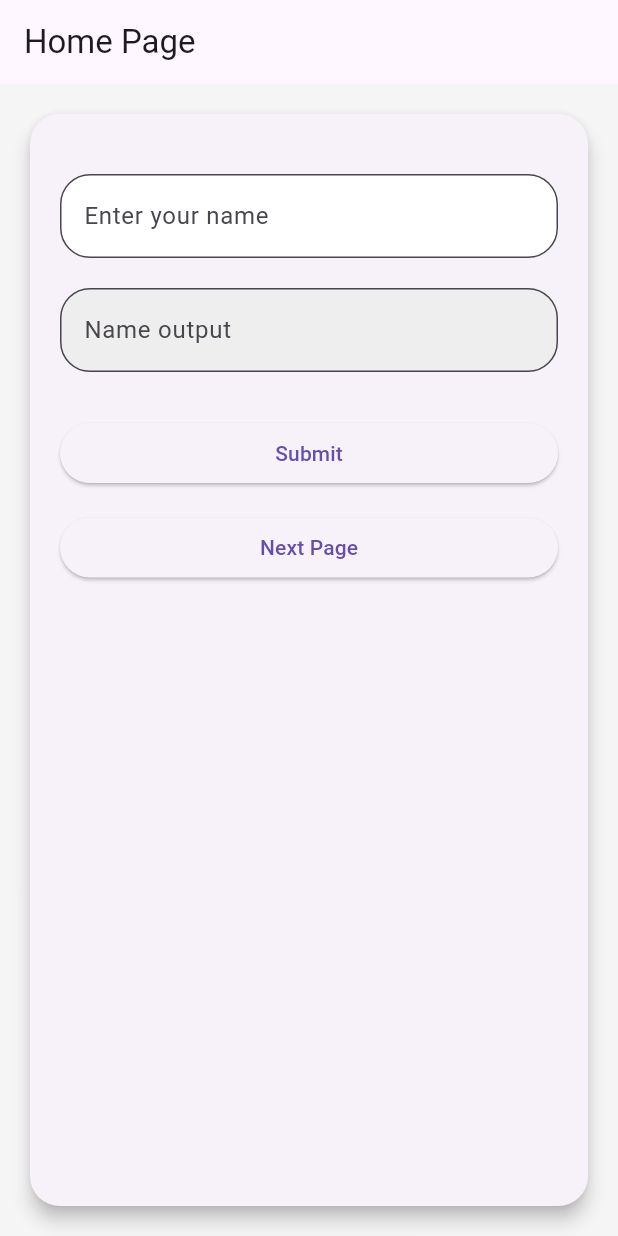
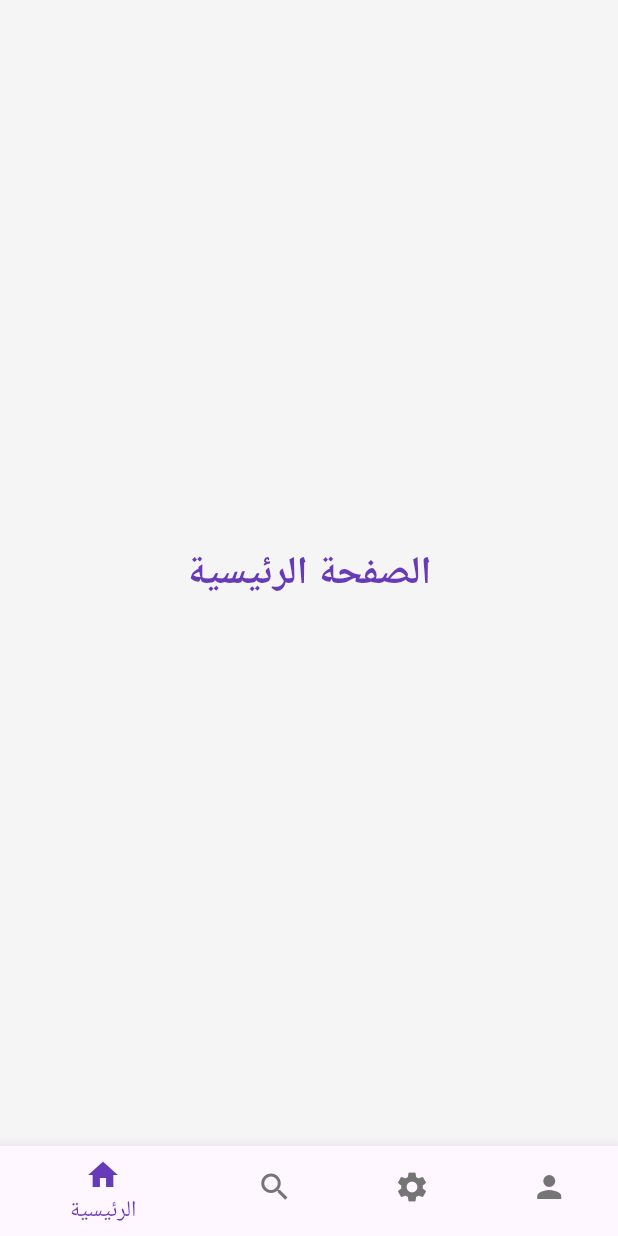
Before and after one commit to NesmaBinshehab/secondTask-flutter-, a Flutter app: the screen it shows after launch, on a phone screen of 412 x 824 dp. Run offline on Flutter 3.47's test engine with Material 3 defaults, Android fonts, the phone set to English and light mode, and no system bars.

Commit message:
third task

```diff
--- /dev/null
+++ b/lib/homepage.dart
@@ -0,0 +1,19 @@
+import 'package:flutter/material.dart';
+
+class HomePage extends StatelessWidget {
+  const HomePage({super.key});
+
+  @override
+  Widget build(BuildContext context) {
+    return Center(
+      child: Text(
+        "الصفحة الرئيسية",
+        style: TextStyle(
+          fontSize: 26,
+          fontWeight: FontWeight.bold,
+          color: Colors.deepPurple,
+        ),
+      ),
+    );
+  }
+}
--- a/lib/main.dart
+++ b/lib/main.dart
@@ -1,6 +1,10 @@
+
 import 'package:flutter/material.dart';
-import 'package:second_task/secondpage.dart';
+import 'package:second_task/searchpage.dart';
+import 'package:second_task/settingspage.dart';
 
+import 'accountpage.dart';
+import 'homepage.dart';
 
 void main() {
 runApp(const MyApp());
@@ -13,101 +17,64 @@ const MyApp({super.key});
 Widget build(BuildContext context) {
 return MaterialApp(
 debugShowCheckedModeBanner: false,
-title: 'Flutter Demo',
-home: Homepage(),
+home: const MainPage(),
 );
 }
 }
 
-class Homepage extends StatefulWidget {
-const Homepage({super.key});
+class MainPage extends StatefulWidget {
+const MainPage({super.key});
 
 @override
-State<Homepage> createState() => _HomepageState();
+State<MainPage> createState() => _MainPageState();
 }
 
-class _HomepageState extends State<Homepage> {
-TextEditingController _controller1 = TextEditingController();
-TextEditingController _controller2 = TextEditingController();
+class _MainPageState extends State<MainPage> {
+int currentIndex = 0;
 
-void _login() {
-setState(() {
-_controller2.text = _controller1.text;
-});
-}
-
-void _Nav2() {
-Navigator.push(
-context,
-MaterialPageRoute(
-builder: (context) => Secandpage(
-name: _controller1.text,
-)));
-}
-
+final List<Widget> screens = const [
+HomePage(),
+SearchPage(),
+SettingsPage(),
+account(),
+];
 @override
 Widget build(BuildContext context) {
 return Scaffold(
 backgroundColor: Colors.grey.shade100,
-appBar: AppBar(title: const Text('Home Page')),
-body: Padding(
-padding: const EdgeInsets.all(16.0),
-child: Card(
-elevation: 5,
-shape:
-RoundedRectangleBorder(borderRadius: BorderRadius.circular(20)),
-child: Padding(
-padding: const EdgeInsets.all(20.0),
-child: Column(
-children: [
-const SizedBox(height: 20),
+body: screens[currentIndex],
 
-/// TextField 1
-TextField(
-controller: _controller1,
-decoration: InputDecoration(
-labelText: 'Enter your name',
-hintText: 'Nesma',
-filled: true,
-fillColor: Colors.white,
-border: OutlineInputBorder(
-borderRadius: BorderRadius.circular(20)),
+bottomNavigationBar: BottomNavigationBar(
+currentIndex: currentIndex,
+onTap: (index) {
+setState(() {
+currentIndex = index;
+});
+},
+
+selectedItemColor: Colors.deepPurple,
+unselectedItemColor: Colors.grey.shade600,
+selectedFontSize: 15,
+unselectedFontSize: 13,
+
+items: const [
+BottomNavigationBarItem(
+icon: Icon(Icons.home),
+label: "الرئيسية",
 ),
+BottomNavigationBarItem(
+icon: Icon(Icons.search),
+label: "بحث",
 ),
-
-const SizedBox(height: 20),
-
-/// TextField 2 (readOnly)
-TextField(
-controller: _controller2,
-readOnly: true,
-decoration: InputDecoration(
-labelText: 'Name output',
-filled: true,
-fillColor: Colors.grey.shade200,
-border: OutlineInputBorder(
-borderRadius: BorderRadius.circular(20)),
+BottomNavigationBarItem(
+icon: Icon(Icons.settings),
+label: "الإعدادات",
 ),
-),
-
-const SizedBox(height: 30),
-
-/// Buttons
-SizedBox(
-width: double.infinity,
-child: ElevatedButton(
-onPressed: _login, child: const Text("Submit")),
-),
-const SizedBox(height: 15),
-SizedBox(
-width: double.infinity,
-child: ElevatedButton(
-onPressed: _Nav2, child: const Text('Next Page')),
+BottomNavigationBarItem(
+icon: Icon(Icons.person),
+label: "الحساب",
 ),
 ],
-),
-),
-),
 ),
 );
 }
--- a/lib/secondpage.dart
+++ /dev/null
@@ -1,27 +0,0 @@
-import 'package:flutter/material.dart';
-
-class Secandpage extends StatelessWidget {
-  final String name;
-
-  Secandpage({super.key, required this.name});
-
-  @override
-  Widget build(BuildContext context) {
-    return Scaffold(
-        appBar: AppBar(title: Text("Second Page")),
-        body: Center(
-            child: Column(
-                mainAxisAlignment: MainAxisAlignment.center,
-                children: [ Text(name, style: TextStyle(fontSize: 24, fontWeight: FontWeight.bold)),
-                  SizedBox(height: 10),
-                  Text('Welcome!', style: TextStyle(fontSize: 18)),
-                  SizedBox(height: 20),
-                  ElevatedButton(
-                      onPressed: () => Navigator.pop(context),
-                      child: Text('Back'))
-                ],
-            ),
-        ),
-    );
-  }
-}
```
Also changed, not shown: lib/accountpage.dart (added, +18 -0 lines), lib/searchpage.dart (added, +19 -0 lines), lib/settingspage.dart (added, +19 -0 lines).
